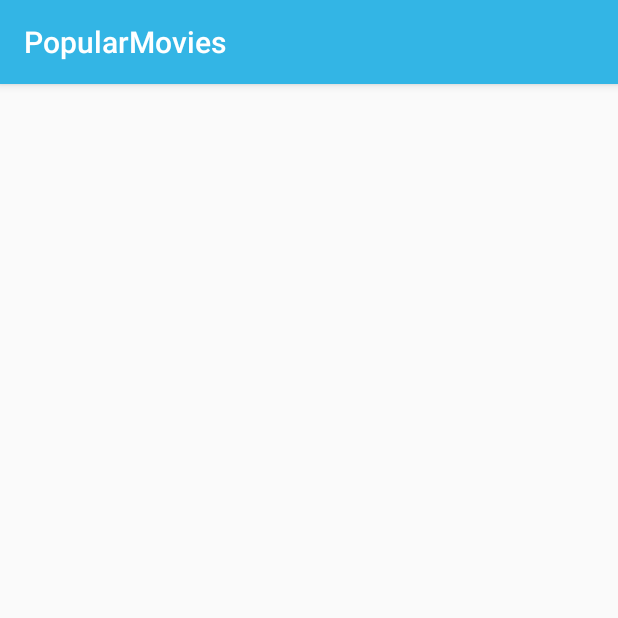
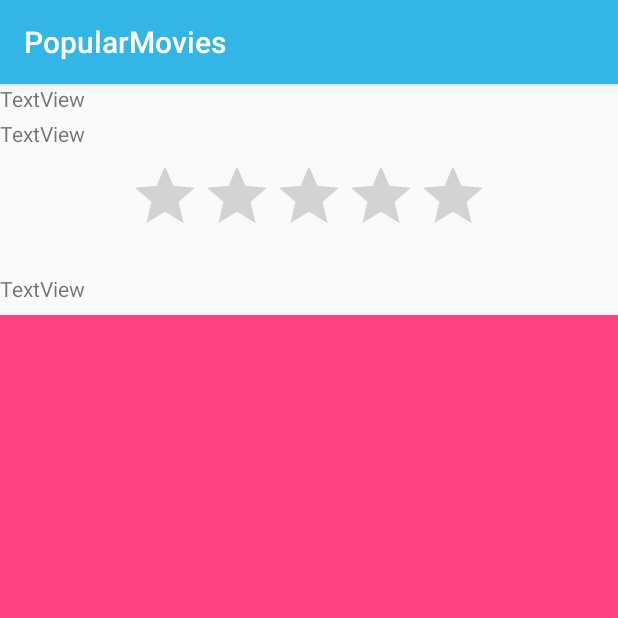
Before and after one commit to PascalDierich/Popular-Movies, an Android app: the DetailActivity screen opened directly, with no data from a screen before it, on a phone screen of 412 x 824 dp, the top half of it. Run offline under Robolectric (Android 15) with nearby library versions, the phone set to English and light mode, and no system bars; our stand-ins replace Picasso; pictures from the network do not load; 5 statements that could not run were skipped.

```diff
--- a/app/src/main/java/com/pascaldierich/popularmovies/DetailActivity.java
+++ b/app/src/main/java/com/pascaldierich/popularmovies/DetailActivity.java
@@ -1,7 +1,14 @@
 package com.pascaldierich.popularmovies;
 
+import android.content.Intent;
+import android.media.Rating;
 import android.support.v7.app.AppCompatActivity;
 import android.os.Bundle;
+import android.widget.ImageView;
+import android.widget.RatingBar;
+import android.widget.TextView;
+
+import com.squareup.picasso.Picasso;
 
 public class DetailActivity extends AppCompatActivity {
     private static final String TAG = DetailActivity.class.getSimpleName();
@@ -10,5 +17,25 @@ public class DetailActivity extends AppCompatActivity {
     protected void onCreate(Bundle savedInstanceState) {
         super.onCreate(savedInstanceState);
         setContentView(R.layout.activity_detail);
+
+        Intent detailIntent = this.getIntent();
+
+        TextView titleView = (TextView) findViewById(R.id.textView_title);
+        TextView plotView = (TextView) findViewById(R.id.textView_plot);
+        TextView relaseView = (TextView) findViewById(R.id.textView_realeseDate);
+
+        ImageView thumbnail = (ImageView) findViewById(R.id.imageView_thumbnail);
+
+        RatingBar ratingBar = (RatingBar) findViewById(R.id.ratingBar_userRating);
+
+        // Show Details
+        String[] detailInfo = detailIntent.getStringArrayExtra("detailInfo");
+        titleView.setText(detailInfo[0]);
+        // TODO: Poster_path muss noch geladen werden
+        Picasso.with(this).load(detailInfo[1]).into(thumbnail);
+        plotView.setText(detailInfo[2]);
+        relaseView.setText("relased: " + detailInfo[4]);
+        ratingBar.setRating(Float.parseFloat(detailInfo[3]));
+
     }
 }
--- a/app/src/main/java/com/pascaldierich/popularmovies/MainActivity.java
+++ b/app/src/main/java/com/pascaldierich/popularmovies/MainActivity.java
@@ -68,6 +68,7 @@ public class MainActivity extends AppCompatActivity implements AsyncResponse {
 
                     try {
                         intent.putExtra("detailInfo", parseJsonForDetailInfo(Json, position));
+                        startActivity(intent); // New Activity starts...
                     } catch (Exception e){
                         Log.i(TAG, "processFinish -> onClickListener: " + e.fillInStackTrace());
                     }
@@ -109,8 +110,6 @@ public class MainActivity extends AppCompatActivity implements AsyncResponse {
 
         jsonObject = jsonArray.getJSONObject(position); // TODO: vielleicht position +1 (?)
 
-
-        Log.i(TAG, jsonObject.getString("original_title"));
         return new String[] {
                 jsonObject.getString("original_title"),
                 URL + jsonObject.getString("poster_path"),
--- a/app/src/main/res/layout/activity_detail.xml
+++ b/app/src/main/res/layout/activity_detail.xml
@@ -1,13 +1,62 @@
 <?xml version="1.0" encoding="utf-8"?>
-<RelativeLayout xmlns:android="http://schemas.android.com/apk/res/android"
+<android.support.constraint.ConstraintLayout xmlns:android="http://schemas.android.com/apk/res/android"
+    xmlns:app="http://schemas.android.com/apk/res-auto"
     xmlns:tools="http://schemas.android.com/tools"
     android:id="@+id/activity_detail"
     android:layout_width="match_parent"
     android:layout_height="match_parent"
-    android:paddingBottom="@dimen/activity_vertical_margin"
-    android:paddingLeft="@dimen/activity_horizontal_margin"
-    android:paddingRight="@dimen/activity_horizontal_margin"
-    android:paddingTop="@dimen/activity_vertical_margin"
-    tools:context="com.pascaldierich.popularmovies.DetailActivity">
+    >
 
-</RelativeLayout>
+
+    <TextView
+        android:text="TextView"
+        android:layout_width="360dp"
+        android:layout_height="wrap_content"
+        android:id="@+id/textView_title"
+        tools:layout_editor_absoluteX="0dp"
+        app:layout_constraintTop_toTopOf="parent" />
+
+    <TextView
+        android:text="TextView"
+        android:layout_width="360dp"
+        android:layout_height="wrap_content"
+        android:id="@+id/textView_plot"
+        tools:layout_editor_absoluteX="0dp"
+        android:layout_marginTop="4dp"
+        app:layout_constraintTop_toBottomOf="@+id/textView_title" />
+
+    <RatingBar
+        android:layout_width="wrap_content"
+        android:layout_height="68dp"
+        android:id="@+id/ratingBar_userRating"
+        android:layout_marginEnd="16dp"
+        app:layout_constraintRight_toRightOf="parent"
+        android:layout_marginRight="16dp"
+        android:layout_marginStart="16dp"
+        app:layout_constraintLeft_toLeftOf="parent"
+        android:layout_marginLeft="16dp"
+        android:layout_marginTop="8dp"
+        app:layout_constraintTop_toBottomOf="@+id/textView_plot"
+        android:clickable="false"
+        android:isIndicator="true" />
+
+    <TextView
+        android:text="TextView"
+        android:layout_width="360dp"
+        android:layout_height="wrap_content"
+        android:id="@+id/textView_realeseDate"
+        tools:layout_editor_absoluteX="0dp"
+        android:layout_marginTop="8dp"
+        app:layout_constraintTop_toBottomOf="@+id/ratingBar_userRating" />
+
+    <ImageView
+        android:layout_height="0dp"
+        app:srcCompat="@color/colorAccent"
+        android:id="@+id/imageView_thumbnail"
+        android:layout_width="0dp"
+        app:layout_constraintRight_toRightOf="parent"
+        app:layout_constraintLeft_toLeftOf="parent"
+        app:layout_constraintBottom_toBottomOf="parent"
+        android:layout_marginTop="8dp"
+        app:layout_constraintTop_toBottomOf="@+id/textView_realeseDate" />
+</android.support.constraint.ConstraintLayout>
--- a/app/src/main/res/layout/content_main2.xml
+++ /dev/null
@@ -1,16 +0,0 @@
-<?xml version="1.0" encoding="utf-8"?>
-<RelativeLayout xmlns:android="http://schemas.android.com/apk/res/android"
-    xmlns:app="http://schemas.android.com/apk/res-auto"
-    xmlns:tools="http://schemas.android.com/tools"
-    android:id="@+id/content_main2"
-    android:layout_width="match_parent"
-    android:layout_height="match_parent"
-    android:paddingBottom="@dimen/activity_vertical_margin"
-    android:paddingLeft="@dimen/activity_horizontal_margin"
-    android:paddingRight="@dimen/activity_horizontal_margin"
-    android:paddingTop="@dimen/activity_vertical_margin"
-    app:layout_behavior="@string/appbar_scrolling_view_behavior"
-    tools:context="com.pascaldierich.popularmovies.Main2Activity"
-    tools:showIn="@layout/activity_main2">
-
-</RelativeLayout>
```
